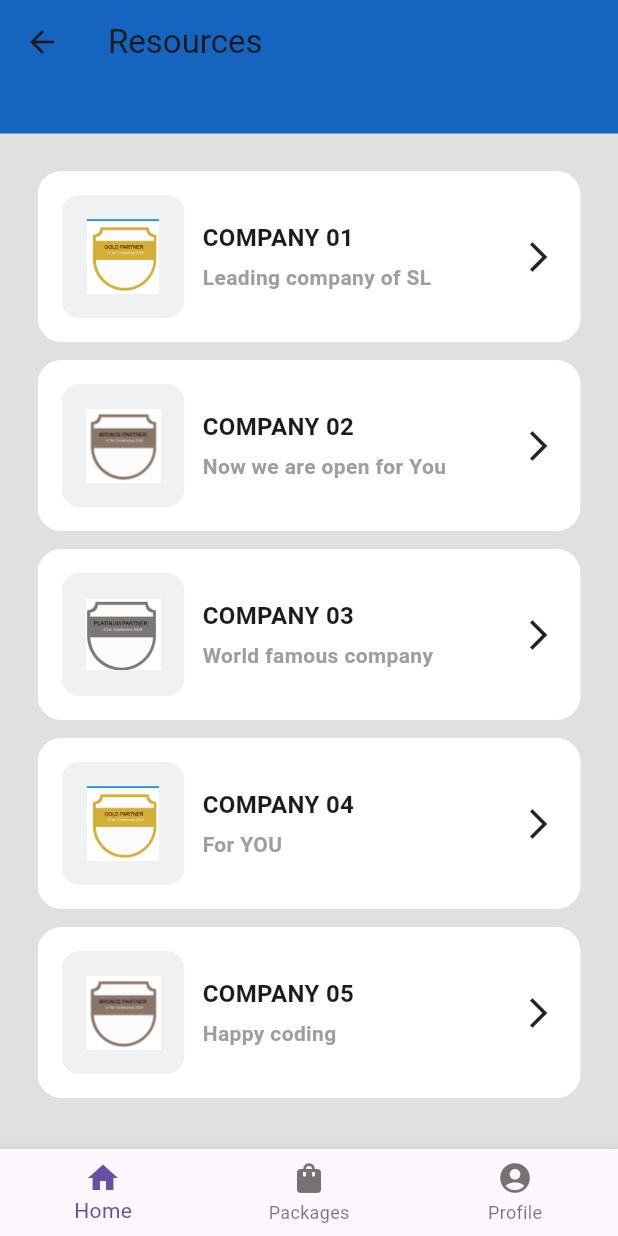
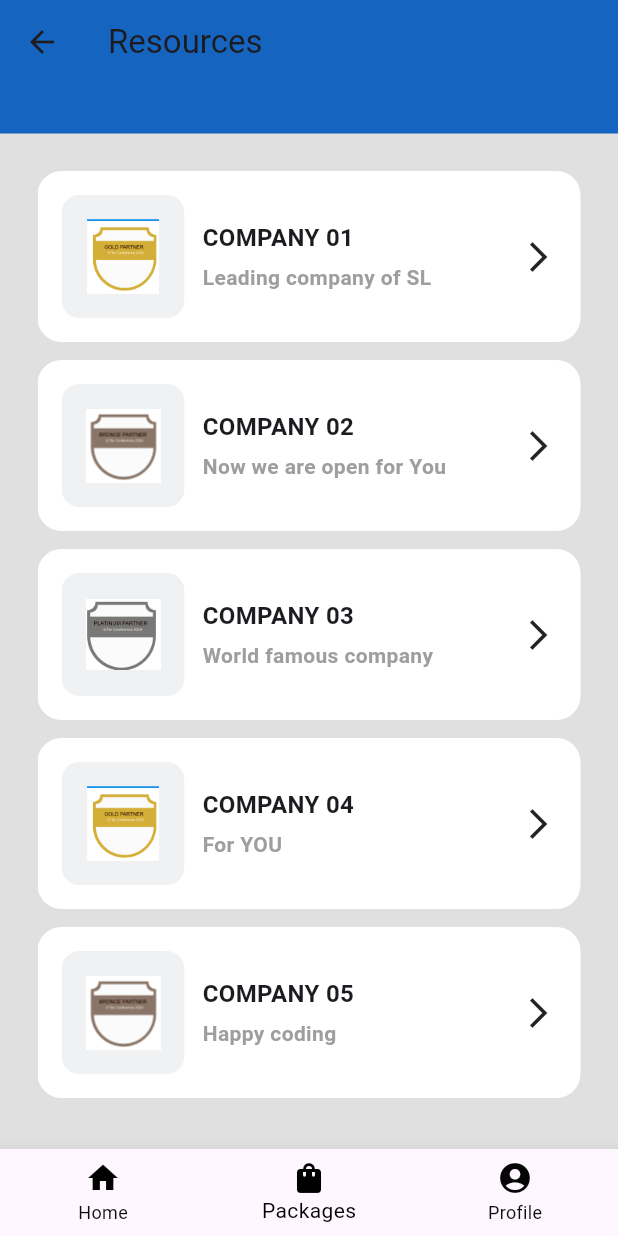
Before and after one commit to ProjectConfee/Confee-mobile, a Flutter app: the ResourcePage screen opened directly, after a tap on "Resources", on a phone screen of 412 x 824 dp. Run offline on Flutter 3.47's test engine with Material 3 defaults, Android fonts, the phone set to English and light mode, and no system bars; missing offline and left inert: flutter_pdfview, qr_code_scanner.

Commit message:
add resources

```diff
--- a/lib/pages/participant/innovation/resourceview_page.dart
+++ b/lib/pages/participant/innovation/resourceview_page.dart
@@ -1,11 +1,161 @@
+// // ignore_for_file: prefer_const_constructors
+
+// import 'package:flutter/material.dart';
+// import 'package:youtube_1/pages/participant/innovation/util/exercise_tile3.dart';
+// import 'package:youtube_1/pages/participant/innovation/resourcecategory.dart';  // Import the ResourceCategoryPage
+
+// class ResourcePage extends StatelessWidget {
+//   const ResourcePage({Key? key}) : super(key: key);
+
+//   @override
+//   Widget build(BuildContext context) {
+//     return Scaffold(
+//       appBar: AppBar(
+//         title: Text('Resources'),
+//         backgroundColor: Colors.blue[800],  // Set the app bar color
+//         leading: IconButton(
+//           icon: Icon(Icons.arrow_back),
+//           onPressed: () {
+//             Navigator.pop(context); // Navigate back when arrow back is pressed
+//           },
+
+//         ),
+
+//       ),
+
+//       backgroundColor: Colors.blue[800],
+//       bottomNavigationBar: BottomNavigationBar(
+//         items: [
+//           BottomNavigationBarItem(icon: Icon(Icons.home), label: 'Home'),
+//           BottomNavigationBarItem(
+//               icon: Icon(Icons.shopping_bag), label: 'Packages'),
+//           BottomNavigationBarItem(
+//               icon: Icon(Icons.account_circle), label: 'Profile'),
+//         ],
+//         onTap: (index) {
+//           if (index == 0) {
+//             Navigator.pop(context);  // Assuming the HomePage is the previous page in the navigation stack
+//           }
+//         },
+//       ),
+//       body: SafeArea(
+//         child: Column(
+//           children: [
+//             Padding(
+//               padding: const EdgeInsets.symmetric(horizontal: 25.0),
+//               child: Column(
+//                 children: [
+//                   // Greeting row (if needed)
+//                                 SizedBox(height:33),
+//                   // Search bar (if needed)
+//                 ],
+//               ),
+//             ),
+//             Expanded(
+//               child: Container(
+//                 padding: EdgeInsets.all(25),
+//                 color: Colors.grey[300],
+//                 child: Column(
+//                   children: [
+//                     // Exercise heading (if needed)
+//                     // List of exercises
+//                     Expanded(
+//                       child: ListView(
+//                         children: [
+//                           GestureDetector(
+//                             onTap: () {
+//                               Navigator.push(
+//                                 context,
+//                                 MaterialPageRoute(builder: (context) => ResourceCategoryPage()),
+//                               );
+//                             },
+//                             child: ExerciseTile(
+//                               imagePath: 'asset/images/silver_badge.png',
+//                               companyName: 'COMPANY 01',
+//                               description: 'Leading company of SL',
+//                             ),
+//                           ),
+//                           ExerciseTile(
+//                             imagePath: 'asset/images/gold_badge.png',
+//                             companyName: 'COMPANY 02',
+//                             description: 'Now we are open for You',
+//                           ),
+//                           ExerciseTile(
+//                             imagePath: 'asset/images/platinum_badge.png',
+//                             companyName: 'COMPANY 03',
+//                             description: 'World famous company',
+//                           ),
+//                           ExerciseTile(
+//                             imagePath: 'asset/images/silver_badge.png',
+//                             companyName: 'COMPANY 04',
+//                             description: 'For YOU',
+//                           ),
+//                           ExerciseTile(
+//                             imagePath: 'asset/images/gold_badge.png',
+//                             companyName: 'COMPANY 05',
+//                             description: 'Happy coding',
+//                           ),
+//                           ExerciseTile(
+//                             imagePath: 'asset/images/silver_badge.png',
+//                             companyName: 'COMPANY 06',
+//                             description: 'WSO2 WSO2',
+//                           ),
+//                         ],
+//                       ),
+//                     ),
+//                   ],
+//                 ),
+//               ),
+//             ),
+//           ],
+//         ),
+//       ),
+//     );
+//   }
+// }
+
 // ignore_for_file: prefer_const_constructors
 
 import 'package:flutter/material.dart';
 import 'package:youtube_1/pages/participant/innovation/util/exercise_tile3.dart';
 import 'package:youtube_1/pages/participant/innovation/resourcecategory.dart';  // Import the ResourceCategoryPage
+import 'home_page.dart'; // Import HomePage
+import 'profile_view.dart'; // Import ProfileViewPage
+import 'custom_bottom_navigation_bar.dart'; // Import the CustomBottomNavigationBar
 
-class ResourcePage extends StatelessWidget {
+class ResourcePage extends StatefulWidget {
   const ResourcePage({Key? key}) : super(key: key);
+
+  @override
+  _ResourcePageState createState() => _ResourcePageState();
+}
+
+class _ResourcePageState extends State<ResourcePage> {
+  int _currentIndex = 1; // Default to Packages tab
+
+  void _onTap(int index) {
+    setState(() {
+      _currentIndex = index;
+    });
+
+    switch (index) {
+      case 0:
+        // Navigate to the HomePage when the home icon is tapped
+        Navigator.pushAndRemoveUntil(
+          context,
+          MaterialPageRoute(builder: (context) => HomePage()),
+          (Route<dynamic> route) => false,
+        );
+        break;
+      case 2:
+        // Navigate to the ProfileViewPage when the profile icon is tapped
+        Navigator.push(
+          context,
+          MaterialPageRoute(builder: (context) => ProfileViewPage()),
+        );
+        break;
+    }
+  }
 
   @override
   Widget build(BuildContext context) {
@@ -18,25 +168,12 @@ class ResourcePage extends StatelessWidget {
           onPressed: () {
             Navigator.pop(context); // Navigate back when arrow back is pressed
           },
-
         ),
-
       ),
-
       backgroundColor: Colors.blue[800],
-      bottomNavigationBar: BottomNavigationBar(
-        items: [
-          BottomNavigationBarItem(icon: Icon(Icons.home), label: 'Home'),
-          BottomNavigationBarItem(
-              icon: Icon(Icons.shopping_bag), label: 'Packages'),
-          BottomNavigationBarItem(
-              icon: Icon(Icons.account_circle), label: 'Profile'),
-        ],
-        onTap: (index) {
-          if (index == 0) {
-            Navigator.pop(context);  // Assuming the HomePage is the previous page in the navigation stack
-          }
-        },
+      bottomNavigationBar: CustomBottomNavigationBar(
+        currentIndex: _currentIndex,
+        onTap: _onTap,
       ),
       body: SafeArea(
         child: Column(
@@ -46,7 +183,7 @@ class ResourcePage extends StatelessWidget {
               child: Column(
                 children: [
                   // Greeting row (if needed)
-                                SizedBox(height:33),
+                  SizedBox(height: 33),
                   // Search bar (if needed)
                 ],
               ),
```
